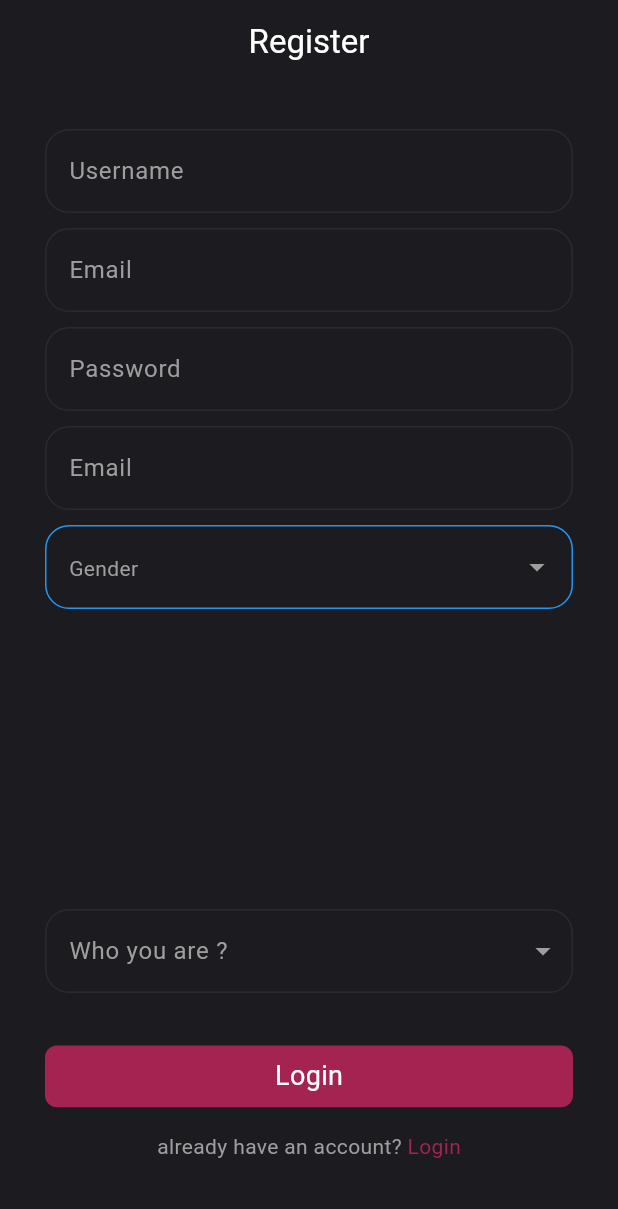
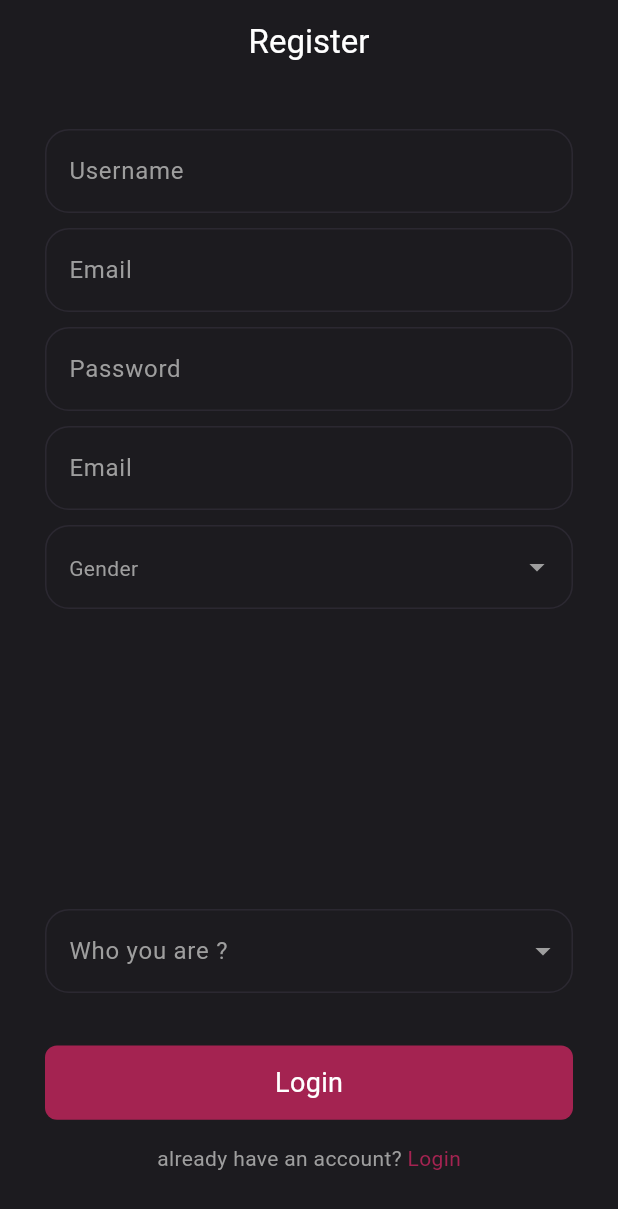
Before and after one commit to majdmari/fixit, a Flutter app: the RegisterScreen screen opened by its route, on a phone screen of 412 x 824 dp. Shown: the top 1209 px of the screen. Run offline on Flutter 3.47's test engine with Material 3 defaults, Android fonts, the phone set to English and light mode, and no system bars.

Commit message:
drop down edit

```diff
--- a/lib/widgets/custom_button.dart
+++ b/lib/widgets/custom_button.dart
@@ -19,7 +19,7 @@ class CustomButton extends StatelessWidget {
         // width: double.infinity,
         // height: 60,
         width: screenSize.width * 0.9,
-        height: screenSize.height * 0.05,
+        height: screenSize.height * 0.06,
         child: Center(
           child: Text(
             text,
--- a/lib/widgets/custom_drop_down.dart
+++ b/lib/widgets/custom_drop_down.dart
@@ -1,3 +1,4 @@
+// import 'package:fixit/constants.dart';
 // import 'package:flutter/material.dart';
 
 // class CustomDropdown<T> extends StatefulWidget {
@@ -39,16 +40,13 @@
 //       children: [
 //         InputDecorator(
 //           decoration: InputDecoration(
-
-//             suffixIcon: GestureDetector(
-//               onTap: () {
-//                 setState(() {
-//                   _isDropdownOpened = !_isDropdownOpened;
-//                 });
-//               },
-//               child: Icon(Icons.arrow_drop_down),
-//             ),
-//             labelText: widget.labelText,
+//             labelText: _isDropdownOpened
+//                 ? widget.labelText
+//                 : _selectedItem == null
+//                     ? null
+//                     : widget.labelText,
+//             // hintText: _isDropdownOpened ? null : widget.hintText,
+//             // labelText: widget.labelText,
 //             hintText: widget.hintText,
 //             labelStyle: TextStyle(
 //               color: Colors.grey,
@@ -57,25 +55,42 @@
 //             enabledBorder: OutlineInputBorder(
 //               borderRadius: BorderRadius.circular(16),
 //               borderSide: BorderSide(
-//                 color: Colors.blue,
+//                 color: KSf2,
 //               ),
 //             ),
 //             border: OutlineInputBorder(
 //               borderRadius: BorderRadius.circular(16),
 //               borderSide: BorderSide(
-//                 color: Colors.blue,
+//                 color: KSecondary,
 //               ),
 //             ),
 //             focusedBorder: OutlineInputBorder(
 //               borderRadius: BorderRadius.circular(16),
 //               borderSide: BorderSide(
-//                 color: Colors.green,
+//                 color: KSecondary,
+//               ),
+//             ),
+//             suffixIcon: GestureDetector(
+//               onTap: () {
+//                 setState(() {
+//                   _isDropdownOpened = !_isDropdownOpened;
+//                 });
+//               },
+//               child: Icon(
+//                 Icons.arrow_drop_down,
+//                 color: Colors.grey,
 //               ),
 //             ),
 //           ),
 //           child: Text(
-//             _selectedItem != null ? _selectedItem.toString() : widget.hintText,
-//             style: TextStyle(color: Colors.black),
+//             _selectedItem != null
+//                 ? _selectedItem.toString()
+//                 : _isDropdownOpened
+//                     ? widget.hintText
+//                     : widget.labelText,
+//             style: _selectedItem != null
+//                 ? TextStyle(color: Colors.white)
+//                 : TextStyle(color: Colors.grey),
 //           ),
 //         ),
 //         if (_isDropdownOpened)
@@ -84,7 +99,7 @@
 //               borderRadius: BorderRadius.circular(16),
 //               color: widget.dropdownMenuBackgroundColor,
 //               border: Border.all(
-//                   color: Colors.blue), // Separate border for the dropdown menu
+//                   color: KSecondary), // Separate border for the dropdown menu
 //             ),
 //             child: Column(
 //               children: widget.items
@@ -108,7 +123,6 @@
 //     );
 //   }
 // }
-
 // import 'package:flutter/material.dart';
 
 // class CustomDropdown<T> extends StatefulWidget {
@@ -150,8 +164,12 @@
 //       children: [
 //         InputDecorator(
 //           decoration: InputDecoration(
-//             labelText: _isDropdownOpened ? widget.labelText : null,
-//             hintText: _isDropdownOpened ? null : widget.hintText,
+//             labelText: _isDropdownOpened
+//                 ? widget.labelText
+//                 : _selectedItem == null
+//                     ? null
+//                     : widget.labelText,
+//             hintText: widget.hintText,
 //             labelStyle: TextStyle(
 //               color: Colors.grey,
 //             ),
@@ -159,19 +177,19 @@
 //             enabledBorder: OutlineInputBorder(
 //               borderRadius: BorderRadius.circular(16),
 //               borderSide: BorderSide(
-//                 color: Colors.blue,
+//                 color: Colors.grey,
 //               ),
 //             ),
 //             border: OutlineInputBorder(
 //               borderRadius: BorderRadius.circular(16),
 //               borderSide: BorderSide(
-//                 color: Colors.blue,
+//                 color: Colors.grey,
 //               ),
 //             ),
 //             focusedBorder: OutlineInputBorder(
 //               borderRadius: BorderRadius.circular(16),
 //               borderSide: BorderSide(
-//                 color: Colors.green,
+//                 color: Colors.grey,
 //               ),
 //             ),
 //             suffixIcon: GestureDetector(
@@ -180,23 +198,21 @@
 //                   _isDropdownOpened = !_isDropdownOpened;
 //                 });
 //               },
-//               child: Icon(Icons.arrow_drop_down, color: Colors.grey),
+//               child: Icon(
+//                 Icons.arrow_drop_down,
+//                 color: Colors.grey,
+//               ),
 //             ),
 //           ),
-//           child: Column(
-//             crossAxisAlignment: CrossAxisAlignment.stretch,
-//             children: [
-//               Text(
-//                 _isDropdownOpened ? '' : widget.labelText,
-//                 style: TextStyle(color: Colors.grey),
-//               ),
-//               Text(
-//                 _selectedItem != null
-//                     ? _selectedItem.toString()
-//                     : widget.hintText,
-//                 style: TextStyle(color: Colors.black),
-//               ),
-//             ],
+//           child: Text(
+//             _selectedItem != null
+//                 ? _selectedItem.toString()
+//                 : _isDropdownOpened
+//                     ? widget.hintText
+//                     : widget.labelText,
+//             style: TextStyle(
+//               color: _selectedItem != null ? Colors.white : Colors.grey,
+//             ),
 //           ),
 //         ),
 //         if (_isDropdownOpened)
@@ -205,23 +221,28 @@
 //               borderRadius: BorderRadius.circular(16),
 //               color: widget.dropdownMenuBackgroundColor,
 //               border: Border.all(
-//                   color: Colors.blue), // Separate border for the dropdown menu
+//                 color: Colors.grey, // Separate border for the dropdown menu
+//               ),
 //             ),
 //             child: Column(
 //               children: widget.items
-//                   .map((value) => ListTile(
-//                         title: Text(
-//                           value.toString(),
-//                           style: TextStyle(color: Colors.white),
-//                         ),
-//                         onTap: () {
-//                           setState(() {
-//                             _selectedItem = value;
-//                             _isDropdownOpened = false;
-//                           });
-//                           widget.onChanged(_selectedItem);
-//                         },
-//                       ))
+//                   .map(
+//                     (value) => RadioListTile<T>(
+//                       title: Text(
+//                         value.toString(),
+//                         style: TextStyle(color: Colors.white),
+//                       ),
+//                       value: value,
+//                       groupValue: _selectedItem,
+//                       onChanged: (newValue) {
+//                         setState(() {
+//                           _selectedItem = newValue;
+//                           _isDropdownOpened = false;
+//                         });
+//                         widget.onChanged(_selectedItem);
+//                       },
+//                     ),
+//                   )
 //                   .toList(),
 //             ),
 //           ),
@@ -229,6 +250,7 @@
 //     );
 //   }
 // }
+import 'package:fixit/constants.dart';
 import 'package:flutter/material.dart';
 
 class CustomDropdown<T> extends StatefulWidget {
@@ -275,8 +297,6 @@ class _CustomDropdownState<T> extends State<CustomDropdown<T>> {
                 : _selectedItem == null
                     ? null
                     : widget.labelText,
-            // hintText: _isDropdownOpened ? null : widget.hintText,
-            // labelText: widget.labelText,
             hintText: widget.hintText,
             labelStyle: TextStyle(
               color: Colors.grey,
@@ -285,19 +305,23 @@ class _CustomDropdownState<T> extends State<CustomDropdown<T>> {
             enabledBorder: OutlineInputBorder(
               borderRadius: BorderRadius.circular(16),
               borderSide: BorderSide(
-                color: Colors.blue,
+                color: _isDropdownOpened
+                    ? KSecondary
+                    : KSf2, // Dynamic border color
               ),
             ),
             border: OutlineInputBorder(
               borderRadius: BorderRadius.circular(16),
               borderSide: BorderSide(
-                color: Colors.blue,
+                color: _isDropdownOpened
+                    ? KSecondary
+                    : KSf2, // Dynamic border color
               ),
             ),
             focusedBorder: OutlineInputBorder(
               borderRadius: BorderRadius.circular(16),
               borderSide: BorderSide(
-                color: Colors.green,
+                color: KSecondary, // Border color when focused
               ),
             ),
             suffixIcon: GestureDetector(
@@ -318,7 +342,9 @@ class _CustomDropdownState<T> extends State<CustomDropdown<T>> {
                 : _isDropdownOpened
                     ? widget.hintText
                     : widget.labelText,
-            style: TextStyle(color: Colors.grey),
+            style: TextStyle(
+              color: _selectedItem != null ? Colors.white : Colors.grey,
+            ),
           ),
         ),
         if (_isDropdownOpened)
@@ -327,23 +353,32 @@ class _CustomDropdownState<T> extends State<CustomDropdown<T>> {
               borderRadius: BorderRadius.circular(16),
               color: widget.dropdownMenuBackgroundColor,
               border: Border.all(
-                  color: Colors.blue), // Separate border for the dropdown menu
+                color: KSecondary, // Separate border for the dropdown menu
+              ),
             ),
             child: Column(
               children: widget.items
-                  .map((value) => ListTile(
+                  .map(
+                    (value) => RadioListTile<T>(
+                      fillColor: MaterialStateColor.resolveWith(
+                          (states) => Colors.white),
                       title: Text(
                         value.toString(),
                         style: TextStyle(color: Colors.white),
                       ),
-                        onTap: () {
+                      value: value,
+                      groupValue: _selectedItem,
+                      onChanged: (newValue) {
                         setState(() {
-                            _selectedItem = value;
+                          _selectedItem = newValue;
                           _isDropdownOpened = false;
                         });
                         widget.onChanged(_selectedItem);
                       },
-                      ))
+                      controlAffinity: ListTileControlAffinity.trailing,
+                      activeColor: Colors.white, // Move radio to the right
+                    ),
+                  )
                   .toList(),
             ),
           ),
```
Lines whose indentation alone changed are shown as unchanged.
